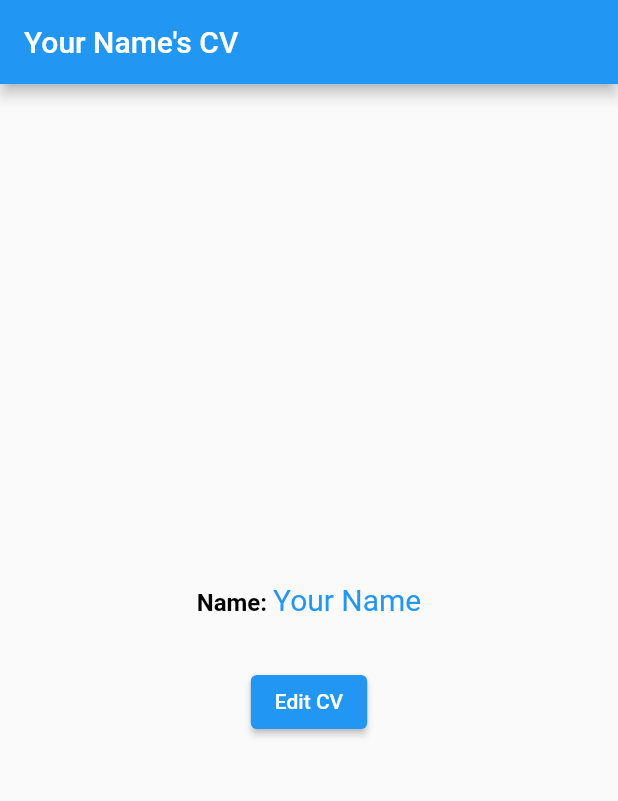
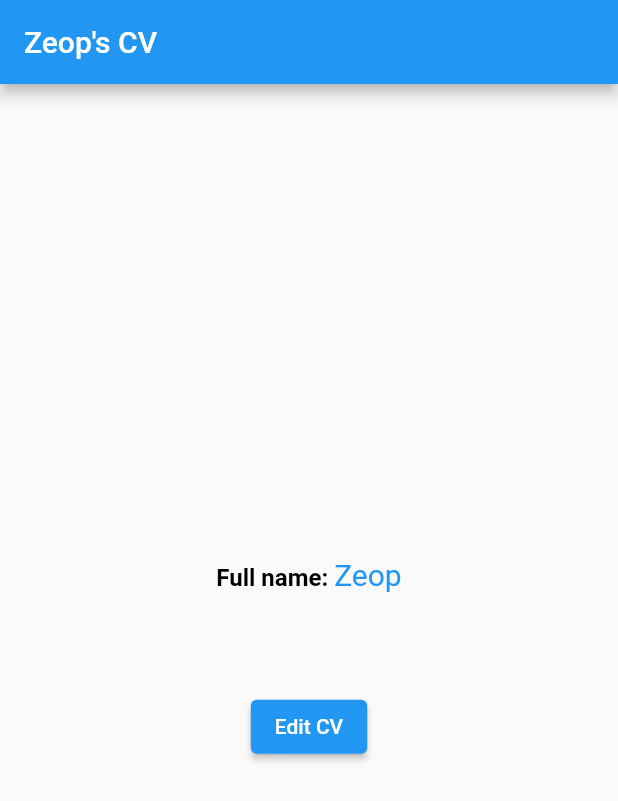
Before and after one commit to MurimiCaroline/mycv_task_two, a Flutter app: the screen it shows after launch, on a phone screen of 412 x 824 dp. Shown: the top 801 px of the screen. Run offline on Flutter 3.47's test engine with Material 2 defaults, Android fonts, the phone set to English and light mode, and no system bars.

Commit message:
has added the edit feature on the full Name field

```diff
--- a/lib/editing_page.dart
+++ b/lib/editing_page.dart
@@ -6,7 +6,8 @@ class EditPage extends StatefulWidget {
   final Function(String) updateName;
   final String currentName; // Pass the current name from HomePage
 
-  const EditPage({super.key, required this.updateName, required this.currentName});
+
+  const EditPage({super.key, required this.updateName, required this.currentName,});
 
   @override
   _EditPageState createState() => _EditPageState();
@@ -15,17 +16,19 @@ class EditPage extends StatefulWidget {
 class _EditPageState extends State<EditPage> {
   final TextEditingController nameController = TextEditingController();
 
+
   @override
   void initState() {
     super.initState();
     nameController.text = widget.currentName; // Initialize the controller with the current name
+
   }
 
   @override
   Widget build(BuildContext context) {
     return Scaffold(
       appBar: AppBar(
-        title: const Text('Edit Name'),
+        title: const Text('Edit CV'),
       ),
       body: Padding(
         padding: const EdgeInsets.all(16.0),
@@ -33,7 +36,7 @@ class _EditPageState extends State<EditPage> {
           children: <Widget>[
             TextField(
               controller: nameController,
-              decoration: const InputDecoration(labelText: 'Name'),
+              decoration: const InputDecoration(labelText: ' Full Name'),
             ),
             const SizedBox(height: 20),
             ElevatedButton(
--- a/lib/feautures.dart
+++ b/lib/feautures.dart
@@ -1,4 +1,6 @@
 import 'package:flutter/material.dart';
+import 'package:mycv_task_two/home_page.dart';
+import 'package:mycv_task_two/editing_page.dart';
 
 class CustomButton extends StatelessWidget {
   final String here;
@@ -29,18 +31,38 @@ class CustomButton extends StatelessWidget {
 }
 
 
-class MyCv extends StatelessWidget {
-  final String name;
- const MyCv(
-      {super.key, required this.name,});
+
+
+class CustomRichText extends StatelessWidget{
+ final String heading;
+ final String content;
+  const CustomRichText (
+{super.key, required this.heading, required this.content});
+
   @override
-  Widget build(BuildContext context) {
-    return Scaffold(
-        body: Column(
-          children: [
-            Text('$name')
-          ],
-        )
-        );
+  Widget build(BuildContext context){
+    return RichText(
+      text: TextSpan(
+          children: <TextSpan>[
+            TextSpan (
+              text: heading,
+              style: const TextStyle(
+                color: Colors.black,
+                fontWeight: FontWeight.bold,
+                fontSize: 16.0,
+              ),
+            ),
+            TextSpan(
+              text: content,
+              style: const TextStyle(
+                color: Colors.blue,
+                fontStyle: FontStyle.normal,
+                fontSize: 20.0,
+              ),
+            ),
+          ]
+      ),
+    );
   }
-}
+
+  }
--- a/lib/home_page.dart
+++ b/lib/home_page.dart
@@ -1,7 +1,9 @@
 // ignore_for_file: library_private_types_in_public_api
+import 'package:mycv_task_two/editing_page.dart';
+import 'package:mycv_task_two/feautures.dart';
 
 import 'package:flutter/material.dart';
-import 'package:mycv_task_two/editing_page.dart';
+
 
 class HomePage extends StatefulWidget {
   const HomePage({super.key});
@@ -11,50 +13,31 @@ class HomePage extends StatefulWidget {
 }
 
 class _HomePageState extends State<HomePage> {
-  String name = 'Your Name';
-  var space = MediaQuery.of(context).width * 0.8;
+  String fullName = 'Zeop';
+
 
   void updateName(String newName) {
     setState(() {
-      name = newName;
+      fullName = newName;
     });
   }
 
   @override
   Widget build(BuildContext context) {
+
     return Scaffold(
       appBar: AppBar(
-        title: Text('$name\'s CV'), // Set the title dynamically
+        title: Text('$fullName\'s CV'), // Set the title dynamically
       ),
       body: Center(
         child: Column(
           mainAxisAlignment: MainAxisAlignment.center,
           children: <Widget>[
-            RichText(
-              text: TextSpan(
-                // First TextSpan with a different style
-                children: <TextSpan>[
-                  const TextSpan(
-                    text: 'Name: ',
-                    style: TextStyle(
-                      color: Colors.black,
-                      fontWeight: FontWeight.bold,
-                      fontSize: 16.0,
-                    ),
-                  ),
-                  TextSpan(
-                    text: name,
-                    style: const TextStyle(
-                      color: Colors.blue,
-                      fontStyle: FontStyle.normal,
-                      fontSize: 20.0,
-                    ),
-                  ),
-                ],
-              ),
+            CustomRichText(
+        heading: 'Full name: ',
+        content: fullName,
             ),
-
-             SizedBox(height: MediaQuery.sizeOf(context).height * 0.04,),
+            SizedBox(height: MediaQuery.sizeOf(context).height * 0.08,),
             ElevatedButton(
               onPressed: () {
                 Navigator.push(
@@ -62,16 +45,18 @@ class _HomePageState extends State<HomePage> {
                   MaterialPageRoute(
                     builder: (context) => EditPage(
                       updateName: updateName,
-                      currentName: name,
+                      currentName: fullName,
                     ),
                   ),
                 );
               },
               child: const Text('Edit CV'),
             ),
-          ],
+        ]
+
         ),
       ),
-    );
+        );
+
   }
 }
```
